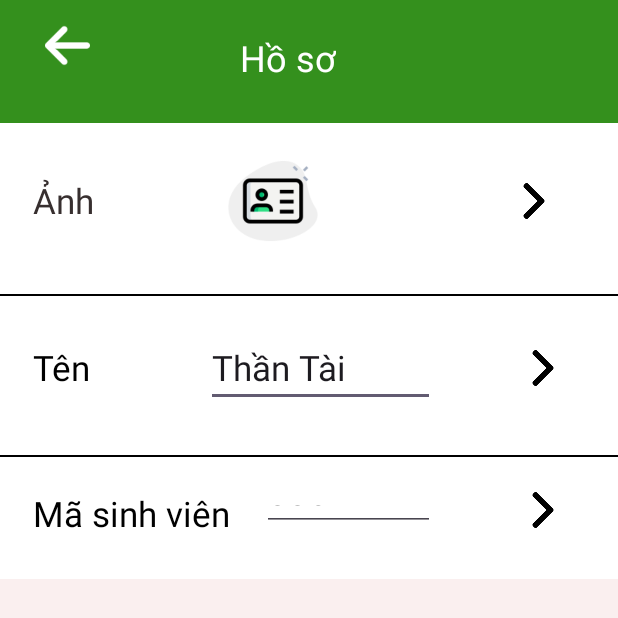
After one commit to DoThaiBinh/124LTTD01_Nhom2_ThanTai_CK, an Android app: the layout activity_profiles.xml on its own in the app's theme, with its tools: preview values and no code run, on a phone screen of 412 x 824 dp. The commit adds this screen. Shown: the top 618 px of the screen. Run offline under Robolectric (Android 15) with nearby library versions, the phone set to English and light mode, and no system bars.

Commit message:
add profile

```diff
--- /dev/null
+++ b/app/src/main/res/layout/activity_profiles.xml
@@ -0,0 +1,210 @@
+<androidx.constraintlayout.widget.ConstraintLayout xmlns:android="http://schemas.android.com/apk/res/android"
+    xmlns:app="http://schemas.android.com/apk/res-auto"
+    xmlns:tools="http://schemas.android.com/tools"
+    android:layout_width="match_parent"
+    android:layout_height="match_parent"
+    android:background="@color/background"
+    android:id="@+id/profiles"
+    >
+
+
+    <!-- Footer Section with Equal Spacing -->
+
+    <androidx.constraintlayout.widget.ConstraintLayout
+        android:id="@+id/constraintLayout"
+        android:layout_width="448dp"
+        android:layout_height="82dp"
+        android:background="@color/header_color"
+        android:gravity="center"
+        android:orientation="horizontal"
+        android:padding="10dp"
+        app:layout_constraintEnd_toEndOf="parent"
+        app:layout_constraintHorizontal_bias="0.0"
+        app:layout_constraintStart_toStartOf="parent"
+        app:layout_constraintTop_toTopOf="parent">
+
+        <ImageButton
+            android:id="@+id/Load_hoso"
+            android:layout_width="30dp"
+            android:layout_height="30dp"
+            android:layout_marginStart="20dp"
+
+            android:background="@drawable/arrow"
+            app:layout_constraintBottom_toBottomOf="parent"
+            app:layout_constraintStart_toStartOf="parent"
+            app:layout_constraintTop_toTopOf="parent"
+            app:layout_constraintVertical_bias="0.171">
+
+        </ImageButton>
+
+        <TextView
+            android:id="@+id/tenguoidung"
+            android:layout_width="wrap_content"
+            android:layout_height="wrap_content"
+            android:layout_marginTop="12dp"
+            android:gravity="center"
+            android:text="Hồ sơ"
+            android:textColor="#FFFFFF"
+            android:textSize="24sp"
+            app:layout_constraintEnd_toEndOf="parent"
+            app:layout_constraintHorizontal_bias="0.413"
+            app:layout_constraintStart_toStartOf="parent"
+            app:layout_constraintTop_toTopOf="parent" />
+
+
+    </androidx.constraintlayout.widget.ConstraintLayout>
+
+    <LinearLayout
+        android:id="@+id/linearLayout2"
+        android:layout_width="448dp"
+        android:layout_height="304dp"
+        android:background="@color/white"
+        android:orientation="vertical"
+
+        app:layout_constraintEnd_toEndOf="parent"
+        app:layout_constraintHeight_percent="0.65"
+        app:layout_constraintHorizontal_bias="0.0"
+        app:layout_constraintStart_toStartOf="parent"
+        app:layout_constraintTop_toBottomOf="@+id/constraintLayout"
+        app:layout_constraintVertical_bias="0.0">
+        <!-- Menu Item 1 -->
+
+
+        <LinearLayout
+            android:id="@+id/about"
+            android:layout_width="match_parent"
+            android:layout_height="wrap_content"
+            android:layout_marginBottom="10dp"
+            android:gravity="center_vertical"
+            android:orientation="horizontal"
+            android:padding="22dp">
+
+            <TextView
+                android:id="@+id/thoso"
+                android:layout_width="100dp"
+                android:layout_height="wrap_content"
+                android:layout_marginStart="0dp"
+                android:gravity="center_vertical"
+                android:text="Ảnh "
+                android:textColor="#372F2F"
+                android:textSize="23sp" /> <!-- Center text vertically -->
+
+            <!-- Optional margin for spacing -->
+
+            <ImageView
+                android:layout_width="100dp"
+                android:layout_height="60dp"
+                android:layout_marginStart="10dp"
+                android:src="@drawable/idcard" />
+
+            <ImageView
+                android:id="@+id/ranh"
+                android:layout_width="wrap_content"
+                android:layout_height="24dp"
+                android:layout_marginStart="60dp"
+                android:src="@drawable/rightarrow"
+                tools:layout_editor_absoluteX="292dp"
+                tools:layout_editor_absoluteY="16dp" /> <!-- Optional margin for spacing -->
+
+        </LinearLayout>
+
+        <View
+            android:layout_width="match_parent"
+            android:layout_height="1dp"
+            android:background="#000000" />
+
+        <!-- Menu Item 2 -->
+
+        <LinearLayout
+            android:id="@+id/review"
+            android:layout_width="match_parent"
+            android:layout_height="wrap_content"
+            android:layout_marginBottom="10dp"
+            android:gravity="center_vertical"
+            android:orientation="horizontal"
+            android:padding="22dp">
+
+            <TextView
+                android:id="@+id/tten"
+                android:layout_width="100dp"
+                android:layout_height="wrap_content"
+                android:layout_marginStart="0dp"
+
+                android:text="Tên"
+                android:textColor="#000000"
+                android:textSize="23sp" />
+
+            <EditText
+                android:id="@id/tenguoidung"
+                android:layout_width="0dp"
+                android:layout_height="wrap_content"
+                android:layout_marginStart="15dp"
+                android:layout_weight="1"
+                android:text="Thần Tài"
+                android:textSize="23sp" />
+
+            <ImageView
+                android:id="@+id/rten"
+                android:layout_width="wrap_content"
+                android:layout_height="24dp"
+                android:layout_marginStart="8dp"
+                android:src="@drawable/rightarrow" /> <!-- Optional margin for spacing -->
+        </LinearLayout>
+
+
+        <View
+            android:layout_width="match_parent"
+            android:layout_height="1dp"
+            android:background="#000000" />
+
+        <!-- Menu Item 3 -->
+
+
+        <LinearLayout
+            android:id="@+id/setting"
+            android:layout_width="match_parent"
+            android:layout_height="wrap_content"
+            android:layout_marginBottom="10dp"
+            android:gravity="center_vertical"
+            android:orientation="horizontal"
+            android:padding="22dp">
+
+            <TextView
+                android:id="@+id/txuat"
+                android:layout_width="wrap_content"
+                android:layout_height="wrap_content"
+                android:text="Mã sinh viên "
+                android:textColor="#000000"
+                android:textSize="23sp" /> <!-- Align text to start -->
+
+            <EditText
+                android:id="@+id/gtinh"
+                android:layout_width="wrap_content"
+                android:layout_height="wrap_content"
+                android:layout_weight="1"
+                android:gravity="center_vertical"
+                android:text="336"
+                android:layout_marginStart="15dp"
+                android:textColor="#000000"
+                android:textSize="23sp" /> <!-- Align text to start -->
+
+            <ImageView
+                android:id="@+id/rma"
+                android:layout_width="wrap_content"
+                android:layout_height="24dp"
+                android:layout_marginStart="8dp"
+                android:src="@drawable/rightarrow" />
+        </LinearLayout>
+
+        <LinearLayout
+            android:id="@+id/logout"
+            android:layout_width="match_parent"
+            android:layout_height="24dp"
+            android:gravity="center_vertical"
+            android:orientation="horizontal"
+            android:padding="12dp" />
+
+    </LinearLayout>
+
+
+</androidx.constraintlayout.widget.ConstraintLayout>
```
Also changed, not shown: app/src/main/java/com/example/ck_nhom2_thantai/Editprofile.java (added, +24 -0 lines), app/src/main/java/com/example/ck_nhom2_thantai/profiles.java (added, +42 -0 lines), app/src/main/res/layout/activity_editprofile.xml (added, +210 -0 lines), app/src/main/res/values/colors.xml (+8 -1 lines), app/src/main/res/drawable/arrow.png (added), app/src/main/res/drawable/idcard.png (added), app/src/main/res/drawable/rightarrow.png (added).
